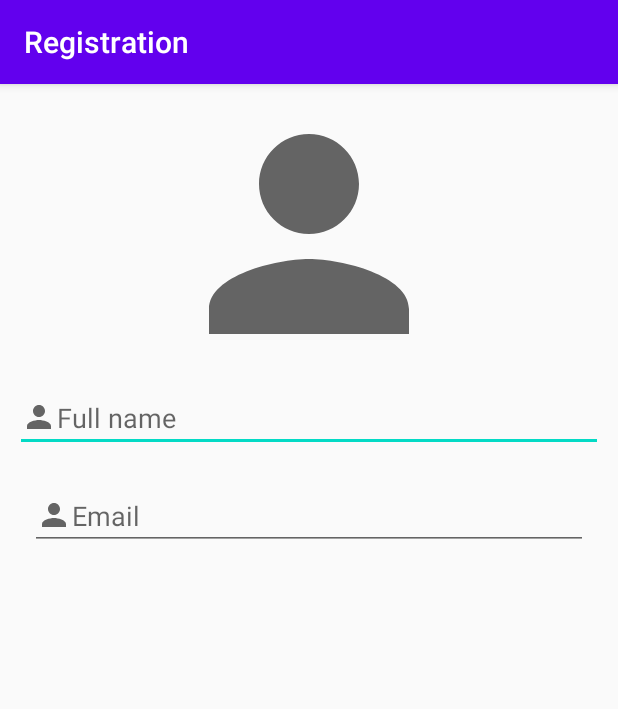
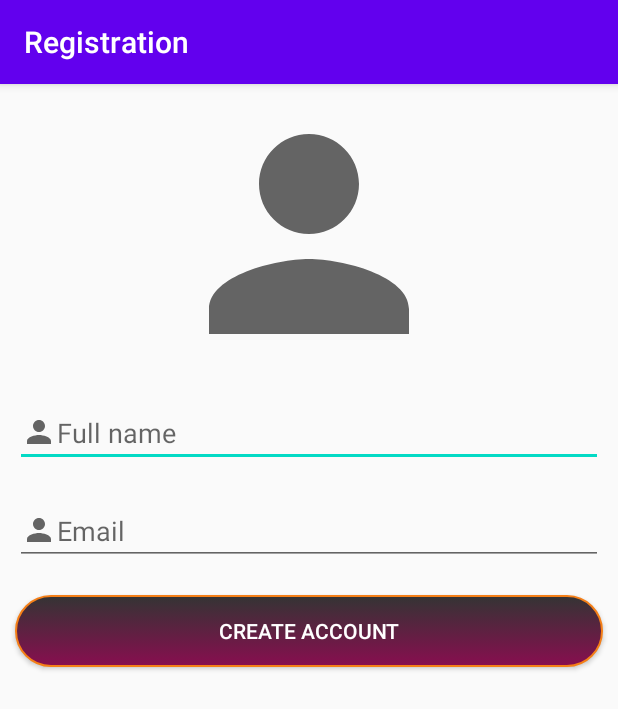
Before and after one commit to myktybayev/jihc_lesson, an Android app: the screen it shows after launch (MainActivity), on a phone screen of 412 x 824 dp. Shown: the top 709 px of the screen. Run offline under Robolectric (Android 15) with nearby library versions, the phone set to English and light mode, and no system bars.

Commit message:
create account engizildi

```diff
--- a/app/src/main/java/kz/jihc/registration/MainActivity.java
+++ b/app/src/main/java/kz/jihc/registration/MainActivity.java
@@ -10,5 +10,8 @@ public class MainActivity extends AppCompatActivity {
     protected void onCreate(Bundle savedInstanceState) {
         super.onCreate(savedInstanceState);
         setContentView(R.layout.activity_main);
+
+
+
     }
 }
--- /dev/null
+++ b/app/src/main/res/drawable/button_back.xml
@@ -0,0 +1,39 @@
+<?xml version="1.0" encoding="utf-8"?>
+<selector xmlns:android="http://schemas.android.com/apk/res/android">
+    <item android:state_pressed="true" >
+        <shape>
+            <solid
+
+                android:color="#343434" />
+            <stroke
+                android:width="1dp"
+                android:color="#B71C1C" />
+            <corners
+                android:radius="3dp" />
+            <padding
+                android:left="10dp"
+                android:top="10dp"
+                android:right="10dp"
+                android:bottom="10dp" />
+
+        </shape>
+    </item>
+    <item>
+        <shape>
+            <gradient
+                android:startColor="#343434"
+                android:endColor="#880E4F"
+                android:angle="270" />
+            <stroke
+                android:width="1dp"
+                android:color="#F57F17" />
+            <corners
+                android:radius="30dp" />
+            <padding
+                android:left="10dp"
+                android:top="10dp"
+                android:right="10dp"
+                android:bottom="10dp" />
+        </shape>
+    </item>
+</selector>
--- a/app/src/main/res/layout/activity_main.xml
+++ b/app/src/main/res/layout/activity_main.xml
@@ -1,38 +1,36 @@
 <?xml version="1.0" encoding="utf-8"?>
-<LinearLayout
-    xmlns:android="http://schemas.android.com/apk/res/android"
-    xmlns:app="http://schemas.android.com/apk/res-auto"
+<LinearLayout xmlns:android="http://schemas.android.com/apk/res/android"
     xmlns:tools="http://schemas.android.com/tools"
     android:layout_width="match_parent"
+    android:layout_height="match_parent"
     android:orientation="vertical"
-    android:layout_height="match_parent"
     tools:context=".MainActivity">
 
     <ImageView
         android:layout_width="200dp"
         android:layout_height="200dp"
         android:layout_gravity="center"
-        android:src="@drawable/ic_baseline_person_24"/>
+        android:src="@drawable/ic_baseline_person_24" />
 
     <EditText
+        style="@style/editStyle"
+        android:drawableLeft="@drawable/ic_baseline_person_24"
+        android:hint="Full name"
+        android:inputType="textPersonName" />
+
+    <EditText
+        style="@style/editStyle"
+        android:drawableLeft="@drawable/ic_baseline_person_24"
+        android:hint="Email"
+        android:inputType="textEmailAddress"/>
+
+    <Button
+        android:text="Create Account"
         android:layout_width="match_parent"
         android:layout_height="wrap_content"
-        android:ems="10"
-        android:layout_marginLeft="10dp"
-        android:layout_marginRight="10dp"
-        android:inputType="textPersonName"
-        android:drawableLeft="@drawable/ic_baseline_person_24"
-        android:hint="Full name" />
-
-    <EditText
-        android:layout_width="match_parent"
-        android:layout_height="wrap_content"
-        android:ems="10"
-        android:layout_margin="20dp"
-        android:layout_marginLeft="10dp"
-        android:layout_marginRight="10dp"
-        android:inputType="textPersonName"
-        android:drawableLeft="@drawable/ic_baseline_person_24"
-        android:hint="Email" />
+        android:layout_margin="10dp"
+        android:textColor="@color/white"
+        android:background="@drawable/button_back"
+        android:ems="10"/>
 
 </LinearLayout>
--- a/app/src/main/res/values/colors.xml
+++ b/app/src/main/res/values/colors.xml
@@ -3,4 +3,5 @@
     <color name="colorPrimary">#6200EE</color>
     <color name="colorPrimaryDark">#3700B3</color>
     <color name="colorAccent">#03DAC5</color>
+    <color name="white">#FFFFFF</color>
 </resources>
--- a/app/src/main/res/values/styles.xml
+++ b/app/src/main/res/values/styles.xml
@@ -7,4 +7,10 @@
         <item name="colorAccent">@color/colorAccent</item>
     </style>
 
+    <style name="editStyle">
+        <item name="android:layout_width">match_parent</item>
+        <item name="android:layout_height"> wrap_content</item>
+        <item name="android:layout_margin"> 10dp</item>
+        <item name="android:ems">10</item>
+    </style>
 </resources>
```
Also changed, not shown: app/src/main/res/layout/test.xml (added, +98 -0 lines).
